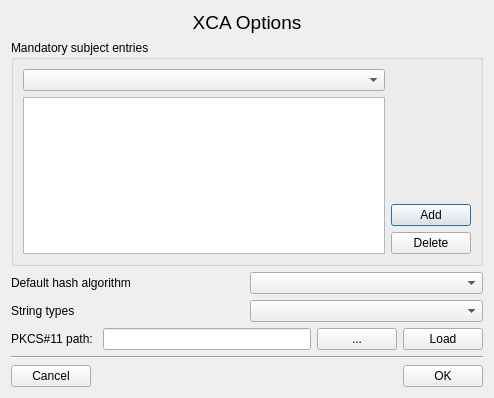
Before: the Qt Designer form ui/Options.ui in chris2511/xca, drawn with Qt 5.
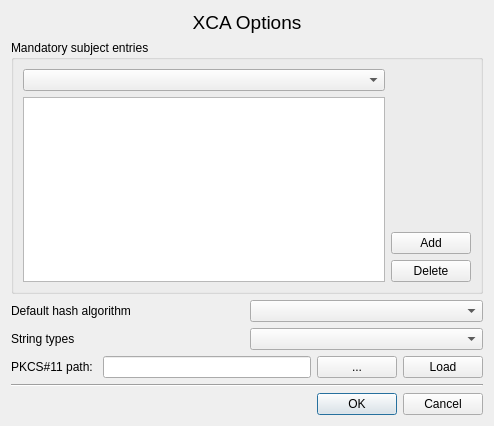
After: the same form once the commit is applied. Custom widgets are drawn as their Qt base class.

What changed in the file:
```diff
--- a/ui/Options.ui
+++ b/ui/Options.ui
@@ -7,7 +7,7 @@
     <x>0</x>
     <y>0</y>
     <width>494</width>
-    <height>398</height>
+    <height>426</height>
    </rect>
   </property>
   <layout class="QVBoxLayout" name="verticalLayout">
@@ -195,41 +195,11 @@
     </widget>
    </item>
    <item>
-    <layout class="QHBoxLayout">
-     <property name="spacing">
-      <number>6</number>
+    <widget class="QDialogButtonBox" name="buttonBox">
+     <property name="standardButtons">
+      <set>QDialogButtonBox::Cancel|QDialogButtonBox::Ok</set>
      </property>
-     <property name="margin">
-      <number>0</number>
-     </property>
-     <item>
-      <widget class="QPushButton" name="cancelButton">
-       <property name="text">
-        <string>Cancel</string>
-       </property>
-      </widget>
-     </item>
-     <item>
-      <spacer>
-       <property name="orientation">
-        <enum>Qt::Horizontal</enum>
-       </property>
-       <property name="sizeHint" stdset="0">
-        <size>
-         <width>21</width>
-         <height>21</height>
-        </size>
-       </property>
-      </spacer>
-     </item>
-     <item>
-      <widget class="QPushButton" name="okButton">
-       <property name="text">
-        <string>OK</string>
-       </property>
-      </widget>
-     </item>
-    </layout>
+    </widget>
    </item>
   </layout>
  </widget>
```
Left out of the diff: 26 changed lines with no effect on the pictures.
